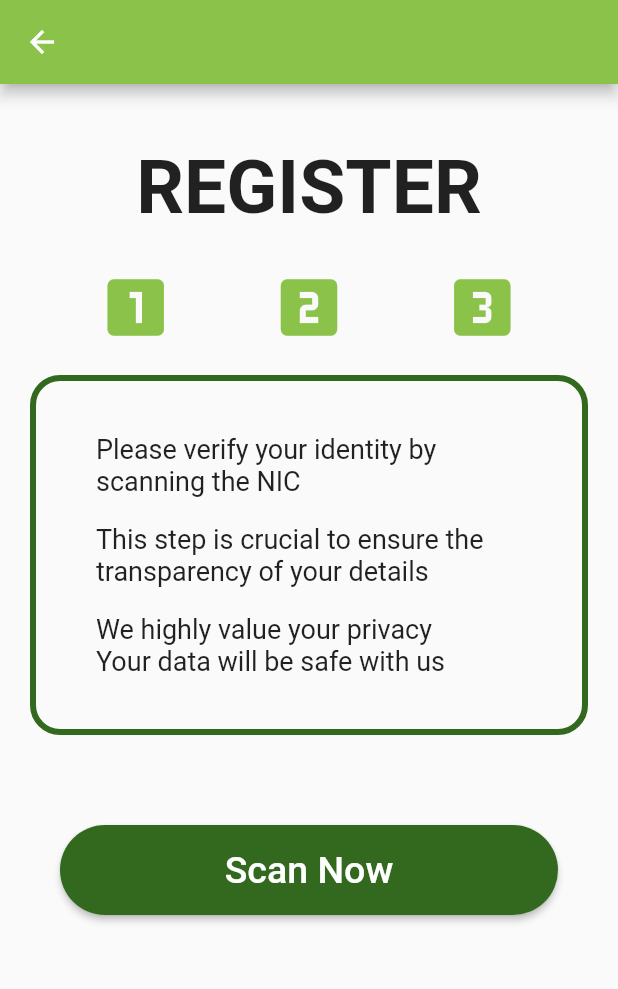
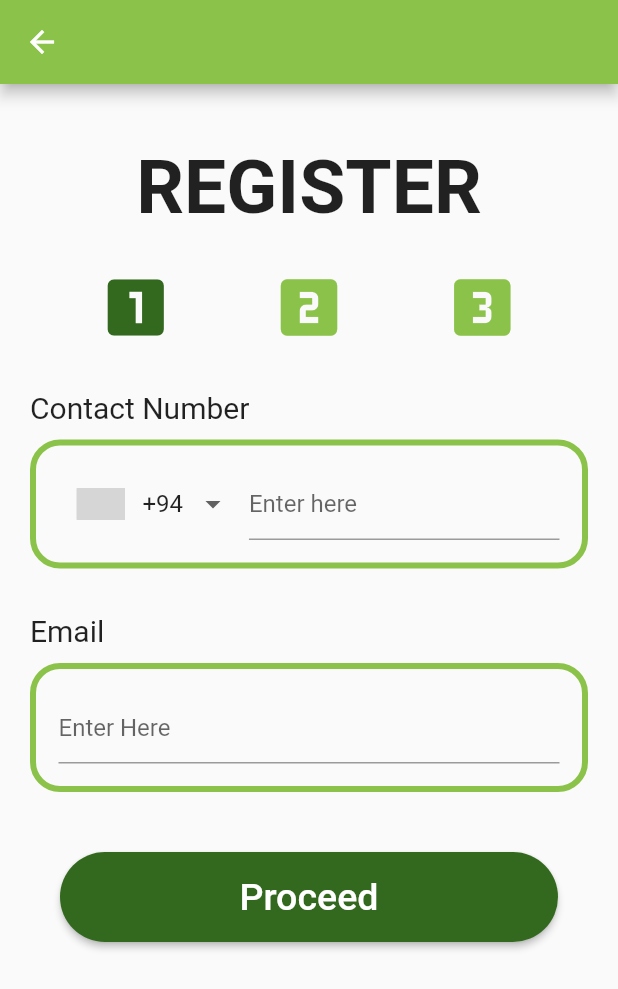
Before and after one commit to cepdnaclk/e17-3yp-Covid-Tracer, a Flutter app: the RegisterScreen1 screen opened by its route, after a tap on "Scan Now", on a phone screen of 412 x 824 dp. Shown: the top 989 px of the screen. Run offline on Flutter 3.47's test engine with Material 2 defaults, Android fonts, the phone set to English and light mode, and no system bars; drawn by our look-alikes of intl_phone_number_input; grey boxes are pictures that could not be loaded.

Commit message:
mobileApp-registration2,3_pages

```diff
--- a/Mobile_App/covid_tracer/lib/home_page.dart
+++ b/Mobile_App/covid_tracer/lib/home_page.dart
@@ -96,6 +96,7 @@ class _HomeScreen extends State<HomeScreen> {
                         shape: RoundedRectangleBorder(
                             borderRadius: BorderRadius.circular(50))),
                     onPressed: () {
+                      //navigate to the login page
                       Navigator.pushNamed(context, '/login');
                     },
                   )),
@@ -112,6 +113,7 @@ class _HomeScreen extends State<HomeScreen> {
                               color: Colors.lightGreen.shade900, fontSize: 20),
                           recognizer: TapGestureRecognizer()
                             ..onTap = () {
+                              //navigate to registration page 1
                               Navigator.pushNamed(context, '/register1');
                             })
                     ])),
--- a/Mobile_App/covid_tracer/lib/main.dart
+++ b/Mobile_App/covid_tracer/lib/main.dart
@@ -2,6 +2,8 @@ import 'package:flutter/material.dart';
 import 'home_page.dart';
 import 'login_page.dart';
 import 'registration1_page.dart';
+import 'registration2_page.dart';
+import 'registration3_page.dart';
 
 void main() {
   runApp(MaterialApp(
@@ -19,6 +21,8 @@ void main() {
       // When navigating to the "/second" route, build the SecondScreen widget.
       '/login': (context) => const LoginScreen(),
       '/register1': (context) => const RegisterScreen1(),
+      '/register2': (context) => const RegisterScreen2(),
+      '/register3': (context) => const RegisterScreen3(),
     },
   ));
 }
--- a/Mobile_App/covid_tracer/lib/registration1_page.dart
+++ b/Mobile_App/covid_tracer/lib/registration1_page.dart
@@ -87,7 +87,8 @@ class _RegisterScreen1 extends State<RegisterScreen1> {
                         shape: RoundedRectangleBorder(
                             borderRadius: BorderRadius.circular(50))),
                     onPressed: () {
-                      //Navigator.pushNamed(context, '/');
+                      //to do
+                      Navigator.pushNamed(context, '/register2');
                     },
                   ))
             ]),
--- /dev/null
+++ b/Mobile_App/covid_tracer/lib/registration2_page.dart
@@ -0,0 +1,107 @@
+import 'package:flutter/material.dart';
+import 'package:intl_phone_number_input/intl_phone_number_input.dart';
+
+class RegisterScreen2 extends StatefulWidget {
+  const RegisterScreen2({Key? key}) : super(key: key);
+
+  @override
+  _RegisterScreen2 createState() => _RegisterScreen2();
+}
+
+class _RegisterScreen2 extends State<RegisterScreen2> {
+  @override
+  Widget build(BuildContext context) {
+    return Scaffold(
+        appBar: AppBar(
+          backgroundColor: Colors.lightGreen,
+        ),
+        body: SingleChildScrollView(
+          child: Column(
+            children: [
+              const Padding(
+                  padding:
+                      EdgeInsets.only(left: 40, right: 40, top: 40, bottom: 25),
+                  child: Text("REGISTER",
+                      style: TextStyle(
+                          fontWeight: FontWeight.bold, fontSize: 50.0))),
+              Row(
+                mainAxisAlignment: MainAxisAlignment.spaceEvenly,
+                children: [
+                  Icon(
+                    Icons.looks_one,
+                    size: 50.0,
+                    color: Colors.lightGreen.shade900,
+                  ),
+                  const Icon(
+                    Icons.looks_two,
+                    size: 50.0,
+                    color: Colors.lightGreen,
+                  ),
+                  const Icon(
+                    Icons.looks_3,
+                    size: 50.0,
+                    color: Colors.lightGreen,
+                  )
+                ],
+              ),
+              Column(
+                crossAxisAlignment: CrossAxisAlignment.start,
+                children: [
+                  const Padding(
+                      padding: EdgeInsets.only(left: 20.0, top: 30),
+                      child: Text("Contact Number",
+                          style: TextStyle(fontSize: 20.0))),
+                  Container(
+                    padding: const EdgeInsets.all(15),
+                    margin: const EdgeInsets.only(
+                        left: 20, right: 20, top: 10, bottom: 20),
+                    decoration: BoxDecoration(
+                        border: Border.all(color: Colors.lightGreen, width: 4),
+                        borderRadius: BorderRadius.circular(20)),
+                    child: InternationalPhoneNumberInput(
+                      onInputChanged: (PhoneNumber value) {
+                        //to do
+                      },
+                      initialValue: PhoneNumber(isoCode: 'LK'),
+                      hintText: "Enter here",
+                    ),
+                  ),
+                  const Padding(
+                      padding: EdgeInsets.only(left: 20.0, top: 10),
+                      child: Text("Email", style: TextStyle(fontSize: 20.0))),
+                  Container(
+                      padding: const EdgeInsets.all(15),
+                      margin: const EdgeInsets.only(
+                          left: 20, right: 20, top: 10, bottom: 20),
+                      decoration: BoxDecoration(
+                          border:
+                              Border.all(color: Colors.lightGreen, width: 4),
+                          borderRadius: BorderRadius.circular(20)),
+                      child: const TextField(
+                        decoration: InputDecoration(hintText: "Enter Here"),
+                      )),
+                ],
+              ),
+              Column(crossAxisAlignment: CrossAxisAlignment.stretch, children: [
+                Container(
+                    padding: const EdgeInsets.only(
+                        left: 40, right: 40, top: 20, bottom: 10),
+                    child: ElevatedButton(
+                      child: const Text("Proceed",
+                          style: TextStyle(color: Colors.white, fontSize: 25)),
+                      style: ElevatedButton.styleFrom(
+                          primary: Colors.lightGreen.shade900,
+                          fixedSize: const Size(300, 60),
+                          shape: RoundedRectangleBorder(
+                              borderRadius: BorderRadius.circular(50))),
+                      onPressed: () {
+                        //to do
+                        Navigator.pushNamed(context, '/register3');
+                      },
+                    ))
+              ]),
+            ],
+          ),
+        ));
+  }
+}
--- a/Mobile_App/covid_tracer/pubspec.yaml
+++ b/Mobile_App/covid_tracer/pubspec.yaml
@@ -34,6 +34,7 @@ dependencies:
   # The following adds the Cupertino Icons font to your application.
   # Use with the CupertinoIcons class for iOS style icons.
   cupertino_icons: ^1.0.2
+  intl_phone_number_input: ^0.7.0+2
 
 dev_dependencies:
   flutter_test:
```
Also changed, not shown: Mobile_App/covid_tracer/lib/login_page.dart (+9 -4 lines), Mobile_App/covid_tracer/lib/registration3_page.dart (added, +120 -0 lines), Mobile_App/covid_tracer/pubspec.lock.
